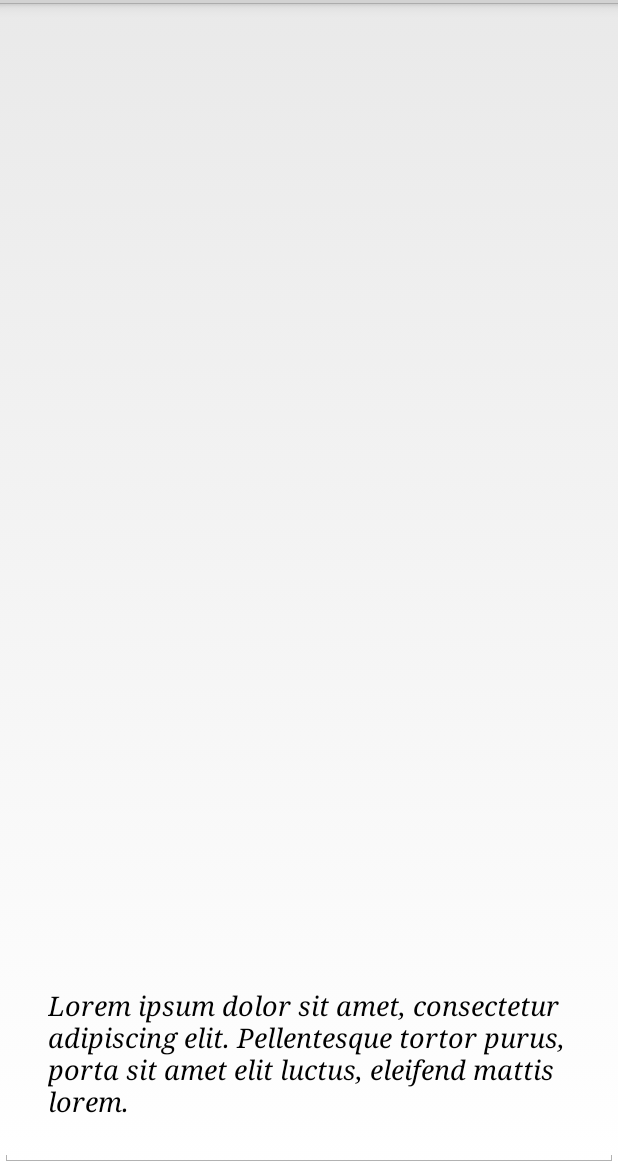
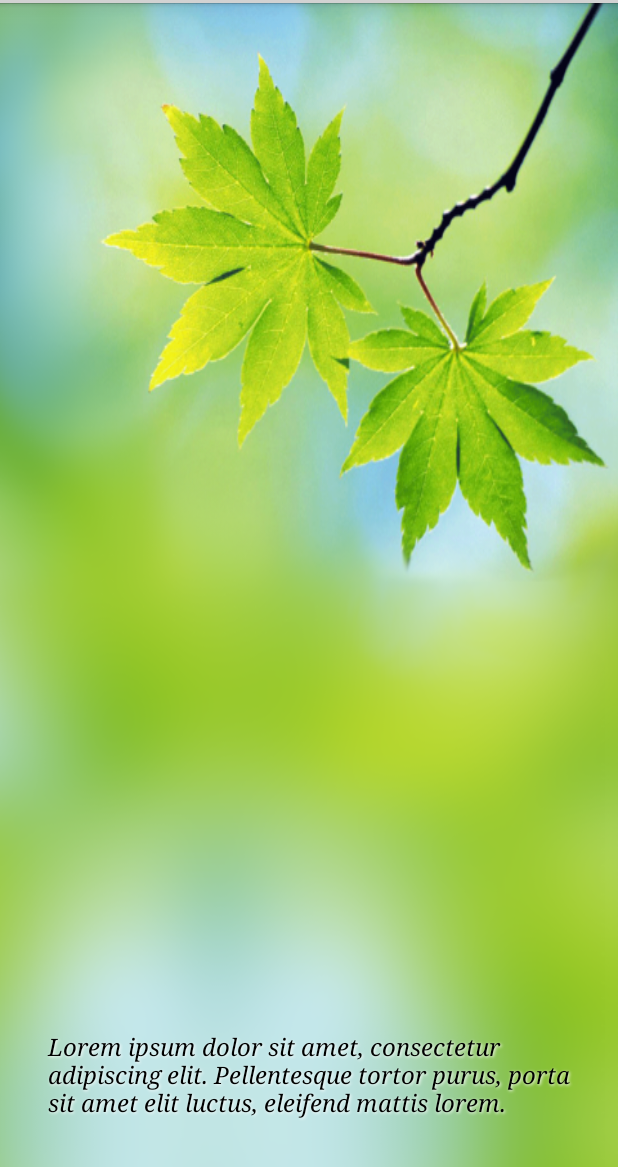
Before and after one commit to martentamerius/TrainJezelf, an Android app: the layout fragment_reminder_show.xml on its own in the app's theme, with its tools: preview values and no code run, on a phone screen of 412 x 824 dp, the part 69-1236 px from its top. Run offline under Robolectric (Android 15) with nearby library versions, the phone set to English and light mode, and no system bars.

Commit message:
- add reminder display screen - refactor datastore so that it is a singleton that can be shared among activities

```diff
--- a/android/app/src/main/AndroidManifest.xml
+++ b/android/app/src/main/AndroidManifest.xml
@@ -22,6 +22,10 @@
             android:name=".ReminderEditActivity"
             android:label="@string/title_activity_reminder_edit" >
         </activity>
+        <activity
+            android:name=".ReminderShowActivity"
+            android:label="@string/title_activity_reminder_show" >
+        </activity>
     </application>
 
 </manifest>
--- a/android/app/src/main/res/layout/fragment_reminder_show.xml
+++ b/android/app/src/main/res/layout/fragment_reminder_show.xml
@@ -7,22 +7,26 @@
     <!-- TODO: Update blank fragment layout -->
 
     <ImageView
-        android:layout_width="wrap_content"
-        android:layout_height="wrap_content"
+        android:layout_width="match_parent"
+        android:layout_height="match_parent"
         android:id="@+id/reminderShowImageView"
+        android:background="@drawable/nature_spring"
         android:layout_gravity="center"/>
 
-    <EditText
+    <TextView
         android:layout_width="match_parent"
         android:layout_height="match_parent"
         android:inputType="textMultiLine"
         android:ems="10"
-        android:id="@+id/editText"
+        android:id="@+id/reminderShowText"
         android:layout_gravity="center|bottom"
         android:padding="32dp"
         android:text="Lorem ipsum dolor sit amet, consectetur adipiscing elit. Pellentesque tortor purus, porta sit amet elit luctus, eleifend mattis lorem."
         android:typeface="serif"
         android:textStyle="italic"
         android:clickable="false"
-        android:gravity="bottom"/>
+        android:gravity="bottom"
+        android:textSize="16sp"
+        style="@style/ReminderShowText" />
+
 </FrameLayout>
--- a/android/app/src/main/res/layout/twopanes.xml
+++ b/android/app/src/main/res/layout/twopanes.xml
@@ -26,7 +26,7 @@
               android:layout_marginRight="10dp"/>
     <fragment android:id="@+id/article"
               android:layout_height="fill_parent"
-              android:name="com.example.ronald.trainjezelf.ReminderDetailsFragment"
+              android:name="com.example.ronald.trainjezelf.ReminderShowFragment"
               android:layout_width="fill_parent" />
 </LinearLayout>
 <!-- END_INCLUDE(all) -->
--- a/android/app/src/main/res/values/styles.xml
+++ b/android/app/src/main/res/values/styles.xml
@@ -5,4 +5,15 @@
         <!-- Customize your theme here. -->
     </style>
 
+    <style name="ReminderShowText">
+        <item name="android:paddingLeft">4px</item>
+        <item name="android:paddingBottom">4px</item>
+        <item name="android:textColor">#000000</item>
+        <item name="android:textSize">24sp</item>
+        <item name="android:shadowColor">#ffffff</item>
+        <item name="android:shadowDx">1</item>
+        <item name="android:shadowDy">1</item>
+        <item name="android:shadowRadius">2</item>
+    </style>
+
 </resources>
```
Also changed, not shown: android/app/src/main/java/com/example/ronald/trainjezelf/MainActivity.java (+17 -24 lines), android/app/src/main/java/com/example/ronald/trainjezelf/ReminderListFragment.java (+7 -20 lines), android/app/src/main/java/com/example/ronald/trainjezelf/ReminderShowActivity.java (added, +60 -0 lines), android/app/src/main/java/com/example/ronald/trainjezelf/ReminderShowFragment.java (+27 -1 lines), android/app/src/main/java/com/example/ronald/trainjezelf/datastore/DataStore.java (+80 -9 lines), android/app/src/main/res/layout/activity_reminder_show.xml (added, +11 -0 lines), android/app/src/main/res/layout/onepane.xml (+8 -0 lines), android/app/src/main/res/menu/reminder_show.xml (added, +8 -0 lines), android/app/src/main/res/values/strings.xml (+7 -6 lines), android/app/src/main/res/drawable-mdpi/nature_spring.png (added), android/app/src/main/res/drawable-xhdpi/nature_spring.png (added).
